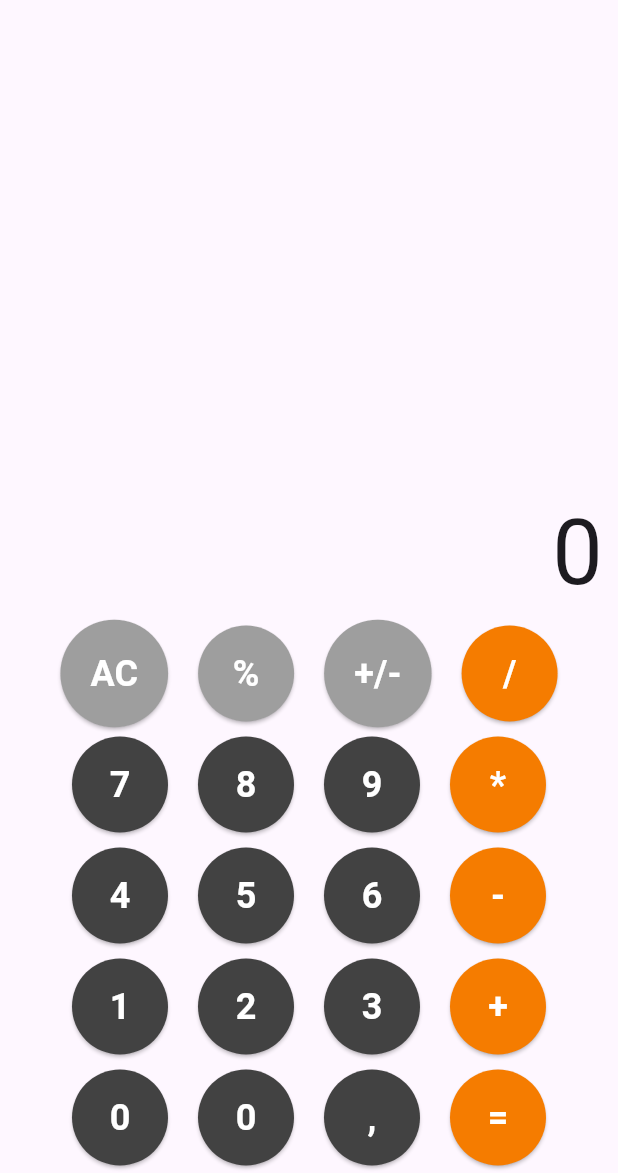
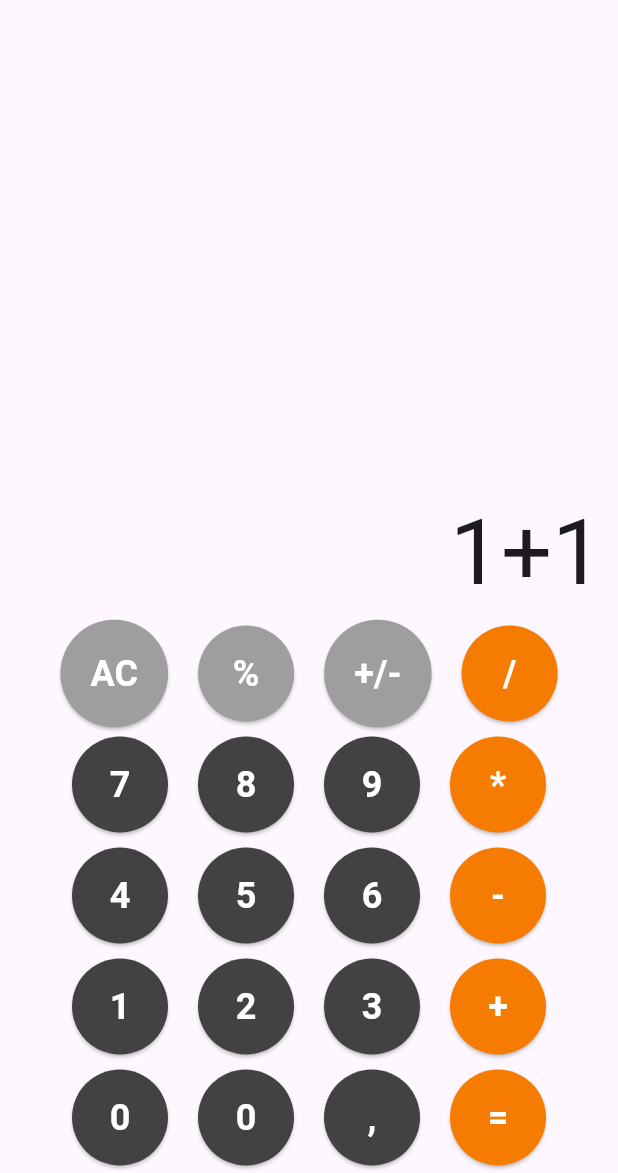
Before and after one commit to csparedes/pucetec-dev-movil-202512, a Flutter app: the screen it shows after launch, on a phone screen of 412 x 824 dp, the part 63-1236 px from its top. Run offline on Flutter 3.47's test engine with Material 3 defaults, Android fonts, the phone set to English and light mode, and no system bars.

Commit message:
avances en clase de la semana anterior

```diff
--- a/clases/semana-03/ejercicio-01/calculadora_app/lib/main.dart
+++ b/clases/semana-03/ejercicio-01/calculadora_app/lib/main.dart
@@ -24,7 +24,7 @@ class MyApp extends StatelessWidget {
                   padding: const EdgeInsets.symmetric(horizontal: 10),
                   child: Row(
                     mainAxisAlignment: MainAxisAlignment.end,
-                    children: [Text('0', style: TextStyle(fontSize: 60))],
+                    children: [Text('1+1', style: TextStyle(fontSize: 60))],
                   ),
                 ),
                 Row(
--- a/clases/semana-03/ejercicio-01/calculadora_app/lib/services/calculator.dart
+++ b/clases/semana-03/ejercicio-01/calculadora_app/lib/services/calculator.dart
@@ -13,7 +13,6 @@
 // calcular el subresultado
 
 // limpiar la calculadora
-
 // borrar el ultimo numero
 
 // cambiar toggle signo
```
Also changed, not shown: clases/semana-03/ejercicio-01/calculadora_app/lib/views/calculator_view.dart (added, +12 -0 lines).
